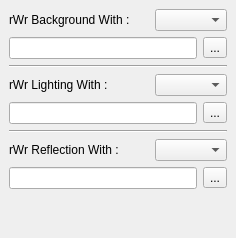
Old version of the form src/components/addons/rewiringTool/ui/Rewiring_Tool.ui in the repository KelSolaar/sIBL_GUI.
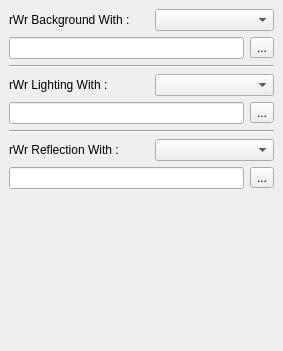
New version of the form.

What changed in the file:
```diff
--- a/src/components/addons/rewiringTool/ui/Rewiring_Tool.ui
+++ b/src/components/addons/rewiringTool/ui/Rewiring_Tool.ui
@@ -2,6 +2,14 @@
 <ui version="4.0">
  <class>Rewiring_Tool_DockWidget</class>
  <widget class="QDockWidget" name="Rewiring_Tool_DockWidget">
+  <property name="geometry">
+   <rect>
+    <x>0</x>
+    <y>0</y>
+    <width>283</width>
+    <height>351</height>
+   </rect>
+  </property>
   <property name="windowTitle">
    <string>Rewiring Tool</string>
   </property>
```
Left out of the diff: 36 changed lines with no effect on the pictures.
